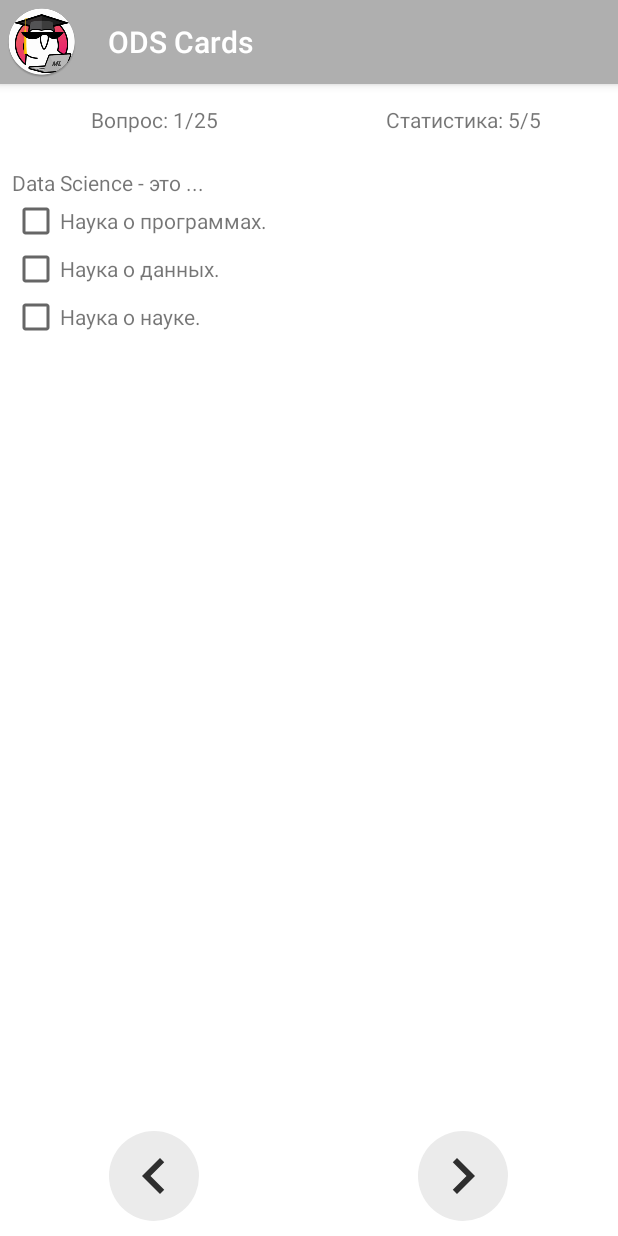
After one commit to balezz/ODScards, an Android app: the QuestActivity screen opened directly, with no data from a screen before it, on a phone screen of 412 x 824 dp. The commit adds this screen. Run offline under Robolectric (Android 15) with nearby library versions, the phone set to English and light mode, and no system bars.

Commit message:
Add quest controller logic

```diff
--- a/app/src/main/AndroidManifest.xml
+++ b/app/src/main/AndroidManifest.xml
@@ -22,6 +22,7 @@
         <activity android:name=".LectureListActivity" />
         <activity android:name=".LecturePageActivity" />
         <activity android:name=".FlashCardActivity"/>
+        <activity android:name=".QuestActivity"/>
     </application>
 
 </manifest>
--- /dev/null
+++ b/app/src/main/java/ru/balezz/odscards/QuestActivity.java
@@ -0,0 +1,13 @@
+package ru.balezz.odscards;
+
+import androidx.fragment.app.Fragment;
+
+import ru.balezz.odscards.controllers.QuestFragment;
+
+public class QuestActivity extends SingleFragmentActivity {
+
+    @Override
+    protected Fragment createFragment() {
+        return QuestFragment.newInstance();
+    }
+}
--- /dev/null
+++ b/app/src/main/java/ru/balezz/odscards/controllers/QuestFragment.java
@@ -0,0 +1,70 @@
+package ru.balezz.odscards.controllers;
+
+import android.os.Bundle;
+import android.view.LayoutInflater;
+import android.view.View;
+import android.view.ViewGroup;
+import android.widget.CheckBox;
+import android.widget.LinearLayout;
+import android.widget.LinearLayout.LayoutParams;
+
+import android.widget.TextView;
+
+import androidx.annotation.NonNull;
+import androidx.annotation.Nullable;
+import androidx.fragment.app.Fragment;
+
+import ru.balezz.odscards.R;
+import ru.balezz.odscards.models.Quest;
+import ru.balezz.odscards.models.QuestLab;
+
+public class QuestFragment extends Fragment {
+
+
+    private Quest mQuest;
+
+    public static QuestFragment newInstance() {
+        return new QuestFragment();
+    }
+
+    @Override
+    public void onCreate(@Nullable Bundle savedInstanceState) {
+        super.onCreate(savedInstanceState);
+        mQuest = QuestLab.getInstance().getQuests().get(0);
+    }
+
+    @Nullable
+    @Override
+    public View onCreateView(@NonNull LayoutInflater inflater, @Nullable ViewGroup container, @Nullable Bundle savedInstanceState) {
+        View v = inflater.inflate(R.layout.fragment_quest, container, false);
+        LinearLayout questLayout = (LinearLayout) v.findViewById(R.id.quest_layout);
+
+        questLayout.addView(getQuestion());
+        questLayout.addView(getChoice(0));
+        questLayout.addView(getChoice(1));
+        questLayout.addView(getChoice(2));
+        return v;
+    }
+
+    TextView getQuestion() {
+        TextView textView = new TextView(getActivity());
+        textView.setText(mQuest.getQuestion());
+        LayoutParams textViewParams = new LayoutParams(
+                LayoutParams.MATCH_PARENT, LayoutParams.WRAP_CONTENT);
+        textView.setLayoutParams(textViewParams);
+        return textView;
+    }
+
+    LinearLayout getChoice(int index) {
+        LinearLayout layout = new LinearLayout(getActivity());
+        layout.setOrientation(LinearLayout.HORIZONTAL);
+        CheckBox checkBox = new CheckBox(getActivity());
+        layout.addView(checkBox);
+        TextView textAnswer = new TextView(getActivity());
+        textAnswer.setText(mQuest.getAnswers()[index]);
+        layout.addView(textAnswer);
+
+
+        return layout;
+    }
+}
--- a/app/src/main/java/ru/balezz/odscards/models/QuestLab.java
+++ b/app/src/main/java/ru/balezz/odscards/models/QuestLab.java
@@ -13,9 +13,13 @@ public class QuestLab {
 
     private QuestLab() {
         Quest quest = new Quest(AnswerType.Radio, 4, 1);
-        quest.setQuest("Data Science - это ... ");
+        quest.setQuestion("Data Science - это ... ");
         quest.setAnswers(new String[]{"Наука о программах.", "Наука о данных.", "Наука о науке.",
         "Лженаука."});
         mQuests.add(quest);
     }
- }
+
+    public List<Quest> getQuests() {
+        return mQuests;
+    }
+}
--- a/app/src/main/res/layout/fragment_flashcard.xml
+++ b/app/src/main/res/layout/fragment_flashcard.xml
@@ -2,10 +2,8 @@
 
 <FrameLayout xmlns:android="http://schemas.android.com/apk/res/android"
     xmlns:app="http://schemas.android.com/apk/res-auto"
-    xmlns:tools="http://schemas.android.com/tools"
     android:layout_width="match_parent"
-    android:layout_height="match_parent"
-    tools:context=".controllers.MainFragment">
+    android:layout_height="match_parent">
 
     <com.google.android.material.appbar.AppBarLayout
         android:layout_width="match_parent"
--- a/app/src/main/res/layout/fragment_lecture_list.xml
+++ b/app/src/main/res/layout/fragment_lecture_list.xml
@@ -1,8 +1,7 @@
 <?xml version="1.0" encoding="utf-8"?>
 <FrameLayout android:layout_width="match_parent"
     android:layout_height="match_parent"
-    xmlns:android="http://schemas.android.com/apk/res/android"
-    xmlns:app="http://schemas.android.com/apk/res-auto">
+    xmlns:android="http://schemas.android.com/apk/res/android">
 
     <androidx.recyclerview.widget.RecyclerView
         android:id="@+id/lectures_recycler_view"
--- a/app/src/main/res/layout/fragment_quest.xml
+++ b/app/src/main/res/layout/fragment_quest.xml
@@ -1,10 +1,8 @@
 <?xml version="1.0" encoding="utf-8"?>
 <FrameLayout xmlns:android="http://schemas.android.com/apk/res/android"
     xmlns:app="http://schemas.android.com/apk/res-auto"
-    xmlns:tools="http://schemas.android.com/tools"
     android:layout_width="match_parent"
-    android:layout_height="match_parent"
-    tools:context=".controllers.MainFragment">
+    android:layout_height="match_parent">
 
     <com.google.android.material.appbar.AppBarLayout
         android:layout_width="match_parent"
@@ -61,6 +59,15 @@
         app:layout_constraintStart_toStartOf="parent"
         app:layout_constraintTop_toBottomOf="@+id/linearLayout3">
 
+        <LinearLayout
+            android:id="@+id/quest_layout"
+            android:layout_width="match_parent"
+            android:layout_height="wrap_content"
+            android:orientation="vertical"
+            android:padding="8dp">
+
+        </LinearLayout>
+
     </ScrollView>
 
     <LinearLayout
@@ -75,21 +82,17 @@
 
         <FrameLayout
             android:layout_width="0dp"
-            android:layout_weight="0.5"
-
-            android:layout_height="match_parent">
+            android:layout_height="match_parent"
+            android:layout_weight="0.5">
 
             <ImageButton
-                android:id="@+id/btn_forward"
+                android:id="@+id/btn_back"
                 android:layout_width="60dp"
                 android:layout_height="60dp"
-                android:layout_marginEnd="24dp"
-                android:layout_marginBottom="24dp"
+                android:layout_gravity="center"
                 android:background="@drawable/btn_normal"
-                android:contentDescription="@string/forward"
-                android:src="@drawable/ic_chevron_right_black_24dp"
-                app:layout_constraintBottom_toBottomOf="parent"
-                app:layout_constraintEnd_toEndOf="parent" />
+                android:contentDescription="@string/back"
+                android:src="@drawable/ic_chevron_left_black_24dp" />
 
         </FrameLayout>
 
@@ -97,17 +100,16 @@
             android:layout_width="0dp"
             android:layout_weight="0.5"
             android:layout_height="match_parent">
-        <ImageButton
-            android:id="@+id/btn_back"
-            android:src="@drawable/ic_chevron_left_black_24dp"
-            android:layout_width="60dp"
-            android:layout_height="60dp"
-            android:layout_marginEnd="24dp"
-            android:layout_marginBottom="24dp"
-            android:background="@drawable/btn_normal"
-            app:layout_constraintBottom_toBottomOf="parent"
-            app:layout_constraintEnd_toStartOf="@+id/btn_forward"
-            android:contentDescription="@string/back" />
+
+            <ImageButton
+                android:id="@+id/btn_forward"
+                android:layout_width="60dp"
+                android:layout_height="60dp"
+                android:layout_gravity="center_horizontal|center_vertical"
+                android:background="@drawable/btn_normal"
+                android:contentDescription="@string/forward"
+                android:src="@drawable/ic_chevron_right_black_24dp" />
+
         </FrameLayout>
     </LinearLayout>
 
```
Also changed, not shown: app/src/main/java/ru/balezz/odscards/controllers/MainFragment.java (+11 -0 lines), app/src/main/java/ru/balezz/odscards/models/Quest.java (+5 -5 lines), app/src/main/res/layout/fragment_main.xml (+6 -6 lines).
